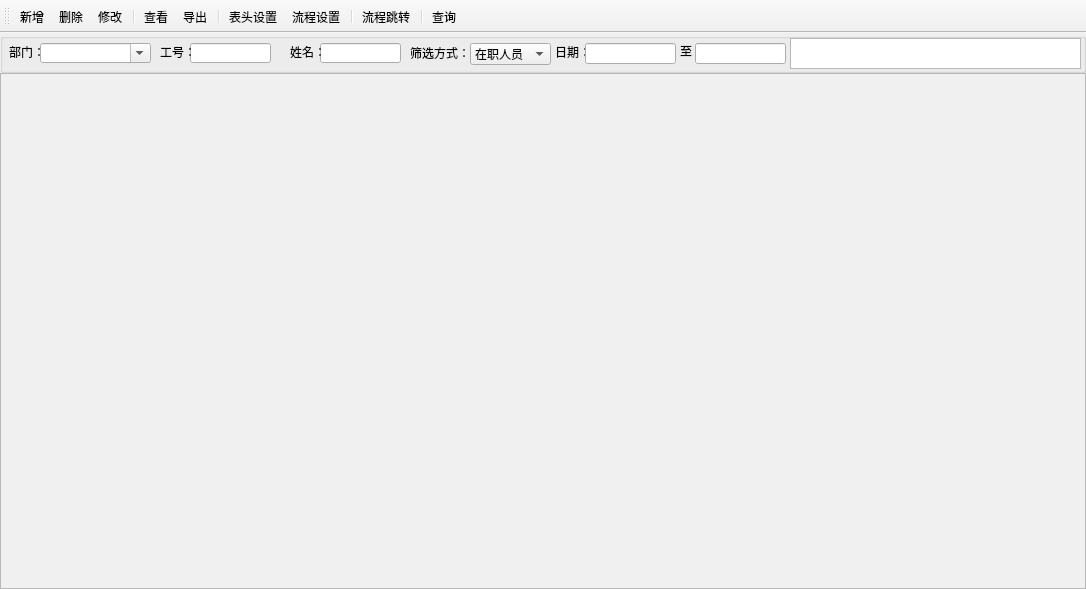
First picture: the form in 人员信息.ui, repository 405218718/QMS, before the edit.
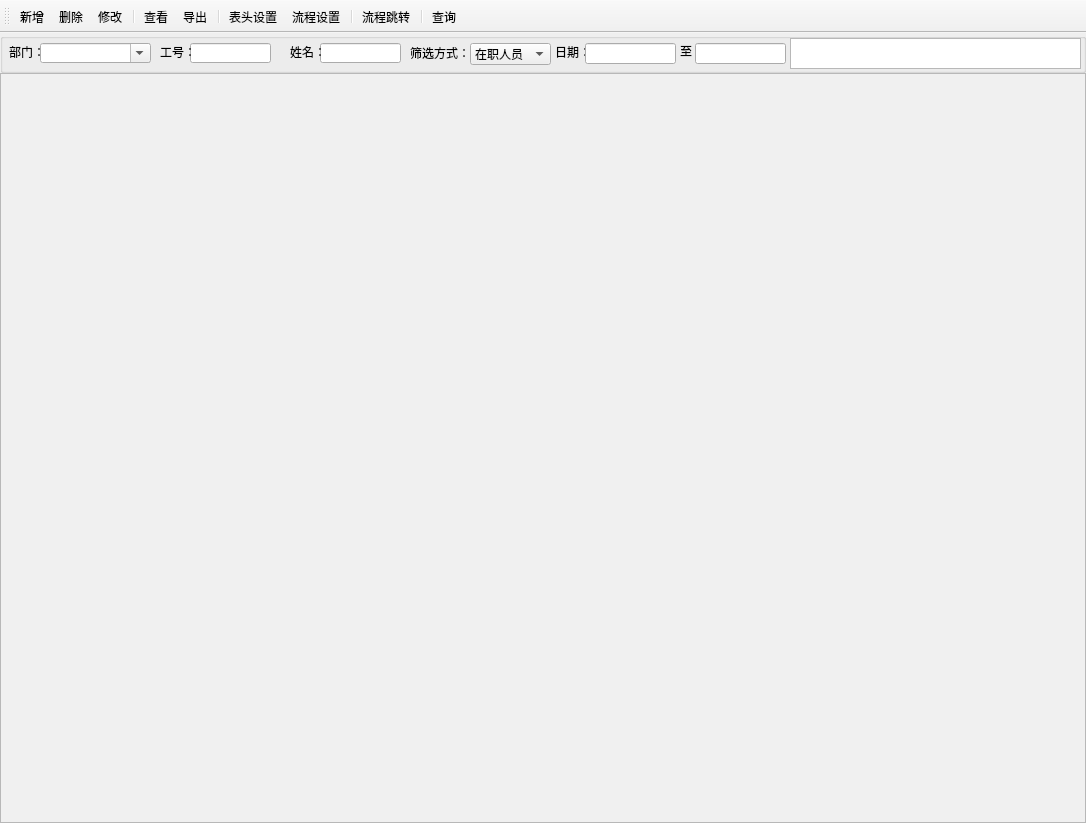
Second picture: the form after the edit. Icons and pictures are not drawn.

The edit to the form file:
```diff
--- a/人员信息.ui
+++ b/人员信息.ui
@@ -10,7 +10,7 @@
     <x>0</x>
     <y>0</y>
     <width>1086</width>
-    <height>589</height>
+    <height>823</height>
    </rect>
   </property>
   <property name="acceptDrops">
```
